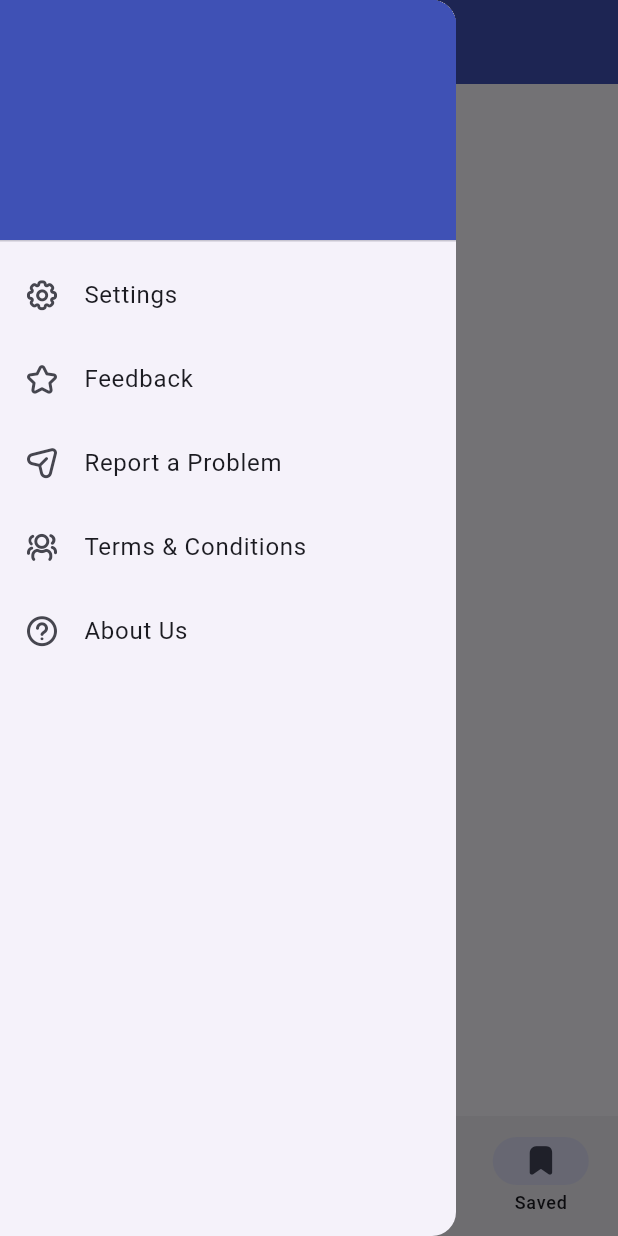
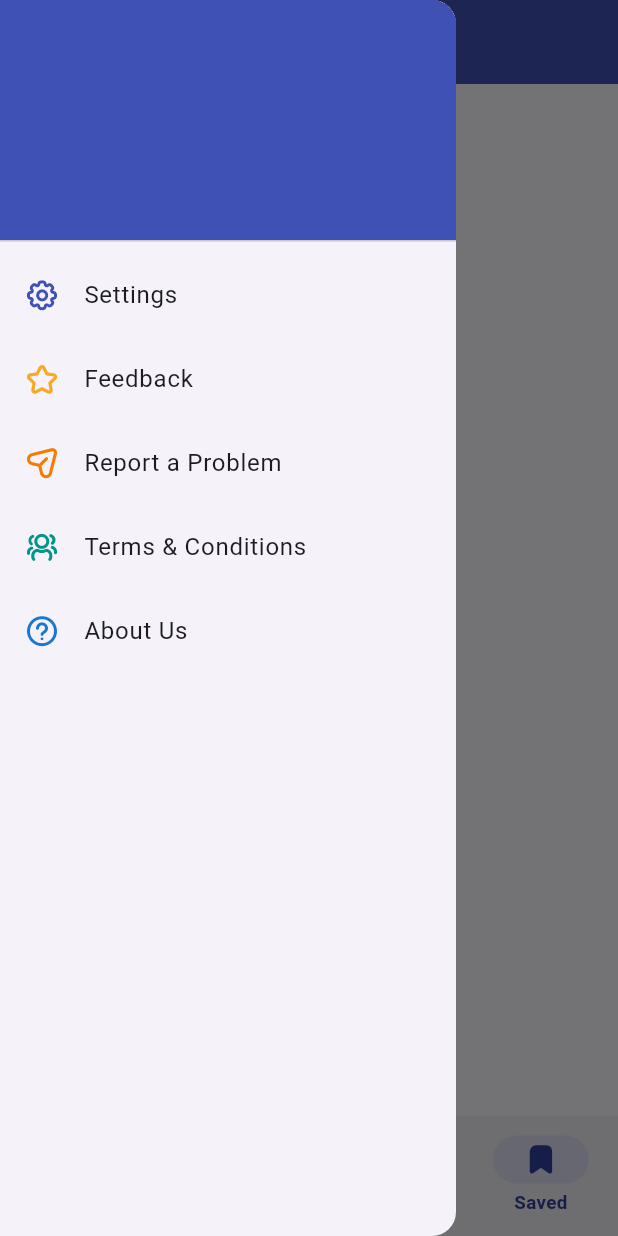
Before and after one commit to loybaldo/wracks, a Flutter app: the screen it shows after launch, item 4 of the bottom bar chosen, in the side drawer, after a tap on "Settings", on a phone screen of 412 x 824 dp. Run offline on Flutter 3.47's test engine with Material 2 defaults, Android fonts, the light colour scheme and no system bars; our stand-ins replace file_picker, percent_indicator.

Commit message:
icons color added

```diff
--- a/lib/components/dashboard_header.dart
+++ b/lib/components/dashboard_header.dart
@@ -72,9 +72,9 @@ class DashboardHeader extends StatelessWidget {
                       ),
                     ),
                   ),
-                  const Icon(
+                  Icon(
                     Magicoon.search_bold_outline,
-                    color: kPrimary,
+                    color: kIconColor,
                   )
                 ],
               ),
--- a/lib/components/drawer_widget.dart
+++ b/lib/components/drawer_widget.dart
@@ -21,27 +21,42 @@ class DrawerWidget extends StatelessWidget {
           ),
           ListTile(
             title: const Text("Settings"),
-            leading: const Icon(Magicoon.settings_bold_outline),
+            leading: const Icon(
+              Magicoon.settings_bold_outline,
+              color: Colors.indigo,
+            ),
             onTap: () {},
           ),
           ListTile(
             title: const Text("Feedback"),
-            leading: const Icon(Magicoon.star_bold_outline),
+            leading: Icon(
+              Magicoon.star_bold_outline,
+              color: Colors.yellow.shade800,
+            ),
             onTap: () {},
           ),
           ListTile(
             title: const Text("Report a Problem"),
-            leading: const Icon(Magicoon.send_bold_outline),
+            leading: Icon(
+              Magicoon.send_bold_outline,
+              color: Colors.orange.shade700,
+            ),
             onTap: () {},
           ),
           ListTile(
             title: const Text("Terms & Conditions"),
-            leading: const Icon(Magicoon.users_three_bold_outline),
+            leading: Icon(
+              Magicoon.users_three_bold_outline,
+              color: Colors.teal.shade500,
+            ),
             onTap: () {},
           ),
           ListTile(
             title: const Text("About Us"),
-            leading: const Icon(Magicoon.question_circle_bold_outline),
+            leading: Icon(
+              Magicoon.question_circle_bold_outline,
+              color: Colors.blue.shade700,
+            ),
             onTap: () {},
           ),
         ],
--- a/lib/constant.dart
+++ b/lib/constant.dart
@@ -1,4 +1,5 @@
 import 'package:flutter/material.dart';
 
 const kPrimary = Colors.indigo;
+var kIconColor = Colors.indigo.shade700;
 const kDefPadding = 20.0;
--- a/lib/screens/home_screen.dart
+++ b/lib/screens/home_screen.dart
@@ -43,7 +43,18 @@ class HomeScreenState extends State<HomeScreen> {
       ),
       body: _children[_currentIndex],
       bottomNavigationBar: NavigationBarTheme(
-        data: const NavigationBarThemeData(elevation: 0),
+        data: NavigationBarThemeData(
+          elevation: 0,
+          iconTheme:
+              MaterialStateProperty.all(IconThemeData(color: kIconColor)),
+          labelTextStyle: MaterialStateProperty.all(
+            TextStyle(
+              fontSize: 12.5,
+              fontWeight: FontWeight.bold,
+              color: kIconColor,
+            ),
+          ),
+        ),
         child: NavigationBar(
           selectedIndex: _currentIndex,
           onDestinationSelected: (currentIndex) => setState(() {
```
